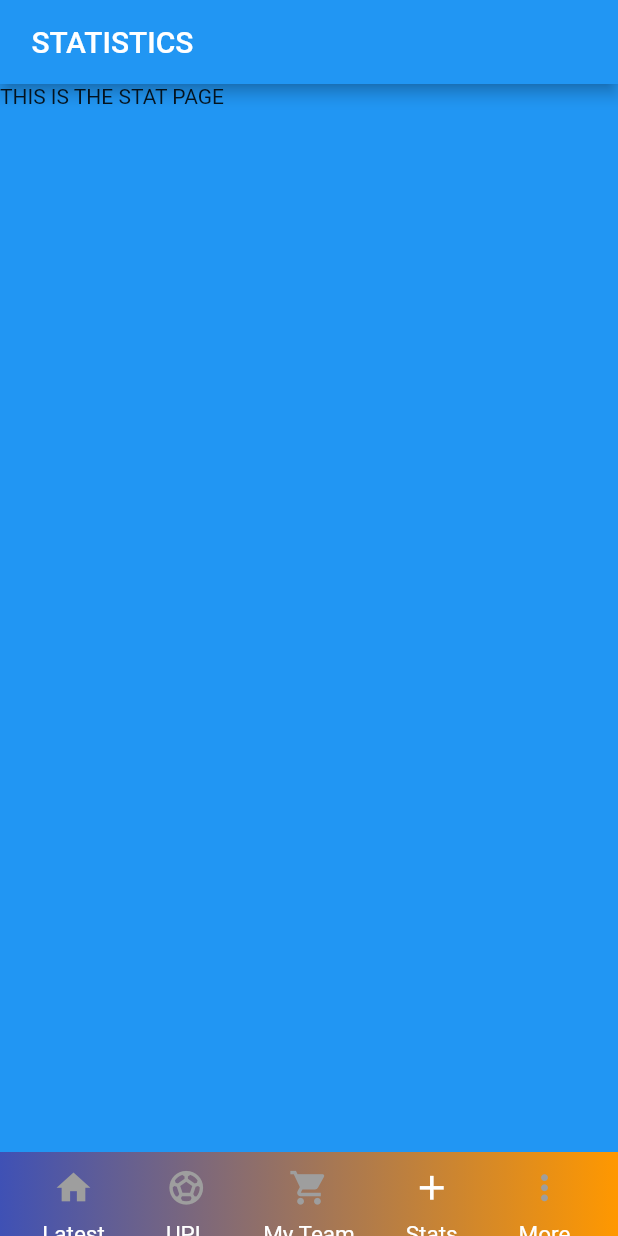
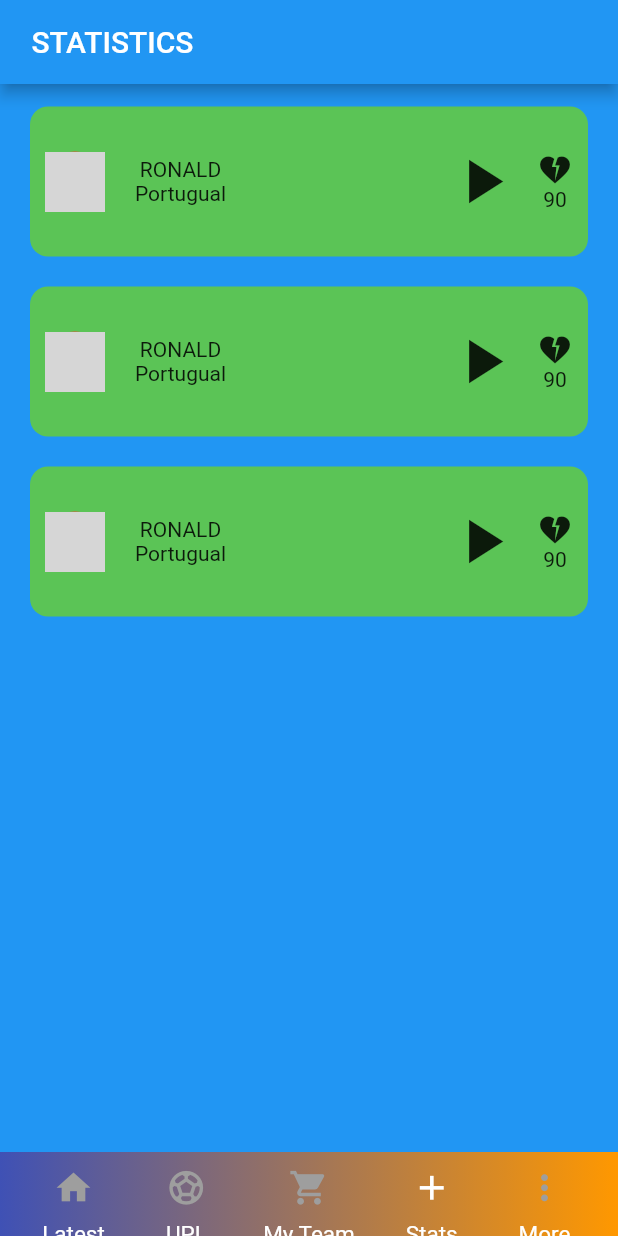
Before and after one commit to eddrinexhakasadiq18/UPL_project, a Flutter app: the screen it shows after launch, item 4 of the bottom bar chosen, on a phone screen of 412 x 824 dp. Run offline on Flutter 3.47's test engine with Material 2 defaults, Android fonts, the light colour scheme and no system bars; our stand-ins replace animated_splash_screen; grey boxes are pictures that could not be loaded.

Commit message:
Stat
My SECOND COMMIT

```diff
--- a/lib/stat.dart
+++ b/lib/stat.dart
@@ -1,5 +1,3 @@
-import 'dart:io';
-
 import "package:flutter/material.dart";
 
 class Stat extends StatefulWidget {
@@ -18,8 +16,147 @@ class _StatState extends State<Stat> {
         title: const Text(" STATISTICS"),
       ),
       body: ListView(
-        children: const [
-          Text("THIS IS THE STAT PAGE"),
+        children: [
+          // Single Statistic of a player
+          Container(
+            height: 100,
+            decoration: BoxDecoration(
+              borderRadius: BorderRadius.circular(12),
+              color: Color.fromARGB(188, 112, 212, 30),
+            ),
+            margin: const EdgeInsets.symmetric(horizontal: 20, vertical: 15),
+            padding: const EdgeInsets.symmetric(horizontal: 10, vertical: 10),
+            child: Row(
+              mainAxisAlignment: MainAxisAlignment.spaceBetween,
+              children: [
+                Row(
+                  children: [
+                    // Player Image
+                    const CircleAvatar(
+                      backgroundColor: Colors.red,
+                      foregroundImage: AssetImage("assets/images/kcca.png"),
+                    ),
+                    SizedBox(width: 20),
+
+                    // Player Name
+                    Column(
+                      mainAxisAlignment: MainAxisAlignment.center,
+                      children: const [Text("RONALD"), Text("Portugual")],
+                    ),
+                  ],
+                ),
+                Row(
+                  children: [
+                    // Play Icon
+                    const Icon(
+                      Icons.play_arrow,
+                      size: 50,
+                    ),
+                    SizedBox(width: 12),
+
+                    // Hear Icon
+                    Column(
+                      mainAxisAlignment: MainAxisAlignment.center,
+                      children: const [Icon(Icons.heart_broken), Text("90")],
+                    ),
+                  ],
+                ),
+              ],
+            ),
+          ),
+          Container(
+            height: 100,
+            decoration: BoxDecoration(
+              borderRadius: BorderRadius.circular(12),
+              color: Color.fromARGB(188, 112, 212, 30),
+            ),
+            margin: const EdgeInsets.symmetric(horizontal: 20, vertical: 5),
+            padding: const EdgeInsets.symmetric(horizontal: 10, vertical: 10),
+            child: Row(
+              mainAxisAlignment: MainAxisAlignment.spaceBetween,
+              children: [
+                Row(
+                  children: [
+                    // Player Image
+                    const CircleAvatar(
+                      backgroundColor: Colors.red,
+                      foregroundImage: AssetImage("assets/images/kcca.png"),
+                    ),
+                    SizedBox(width: 20),
+
+                    // Player Name
+                    Column(
+                      mainAxisAlignment: MainAxisAlignment.center,
+                      children: const [Text("RONALD"), Text("Portugual")],
+                    ),
+                  ],
+                ),
+                Row(
+                  children: [
+                    // Play Icon
+                    const Icon(
+                      Icons.play_arrow,
+                      size: 50,
+                    ),
+                    SizedBox(width: 12),
+
+                    // Hear Icon
+                    Column(
+                      mainAxisAlignment: MainAxisAlignment.center,
+                      children: const [Icon(Icons.heart_broken), Text("90")],
+                    ),
+                  ],
+                ),
+              ],
+            ),
+          ),
+
+          Container(
+            height: 100,
+            decoration: BoxDecoration(
+              borderRadius: BorderRadius.circular(12),
+              color: Color.fromARGB(188, 112, 212, 30),
+            ),
+            margin: const EdgeInsets.symmetric(horizontal: 20, vertical: 15),
+            padding: const EdgeInsets.symmetric(horizontal: 10, vertical: 10),
+            child: Row(
+              mainAxisAlignment: MainAxisAlignment.spaceBetween,
+              children: [
+                Row(
+                  children: [
+                    // Player Image
+                    const CircleAvatar(
+                      backgroundColor: Colors.red,
+                      foregroundImage: AssetImage("assets/images/kcca.png"),
+                    ),
+                    SizedBox(width: 20),
+
+                    // Player Name
+                    Column(
+                      mainAxisAlignment: MainAxisAlignment.center,
+                      children: const [Text("RONALD"), Text("Portugual")],
+                    ),
+                  ],
+                ),
+                Row(
+                  children: [
+                    // Play Icon
+                    const Icon(
+                      Icons.play_arrow,
+                      size: 50,
+                    ),
+                    SizedBox(width: 12),
+
+                    // Hear Icon
+                    Column(
+                      mainAxisAlignment: MainAxisAlignment.center,
+                      children: const [Icon(Icons.heart_broken), Text("90")],
+                    ),
+                  ],
+                ),
+              ],
+            ),
+          )
         ],
       ),
     );
--- a/pubspec.yaml
+++ b/pubspec.yaml
@@ -59,6 +59,7 @@ flutter:
   # the material Icons class.
   uses-material-design: true
   assets:
+    - assets/
     - assets/images/upl_logo.png
     - assets/images/upl_ico.ico
 
```
Also changed, not shown: assets/images/bull.jpg (added), assets/images/busoga.jpg (added), assets/images/gaddafi.jpg (added), assets/images/kcca.jpg (added), assets/images/maroons.jpg (added), assets/images/onduparaka.jpg (added), assets/images/police.jpg (added), assets/images/solito.jpg (added), assets/images/updf.jpg (added), assets/images/ura.jpg (added), assets/images/vipers.jpg (added), assets/images/wakiso.jpg (added).
